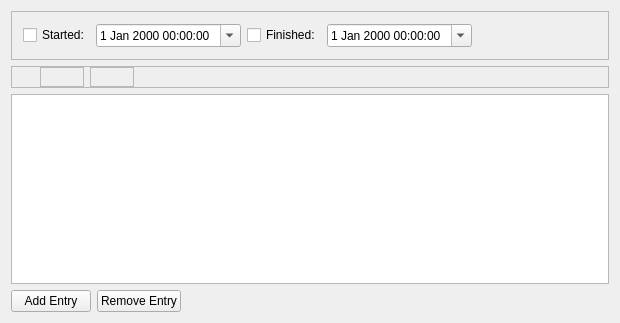
Above: plan/workpackage/taskcompletionpanel.ui from KDE/calligra before the change. Below: the same form after it.
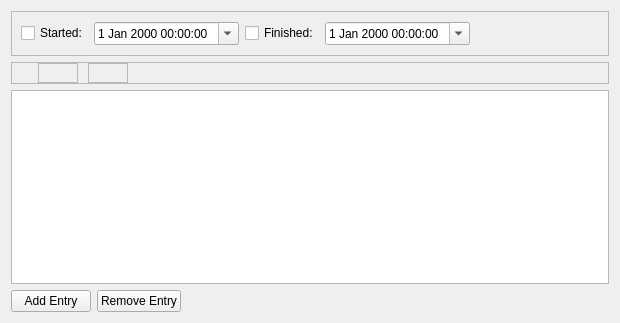
That is the form after the change. Custom widgets are drawn as their Qt base class.

Commit message: Remove any hardcoding of spaces to 6 and margins to 9/11 in Plan's UI

```diff
--- a/plan/workpackage/taskcompletionpanel.ui
+++ b/plan/workpackage/taskcompletionpanel.ui
@@ -236,7 +236,6 @@
    </item>
   </layout>
  </widget>
- <layoutdefault spacing="6" margin="11"/>
  <customwidgets>
   <customwidget>
    <class>KPlato::CompletionEntryEditor</class>
```
The commit also changes 17 other files.
